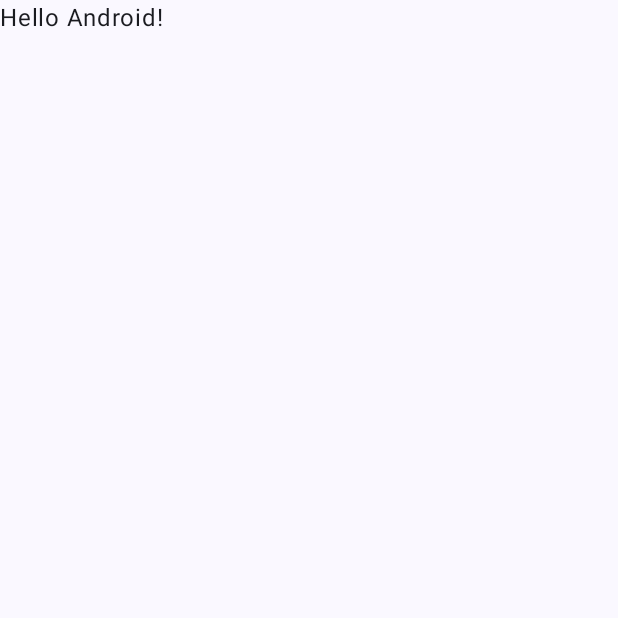
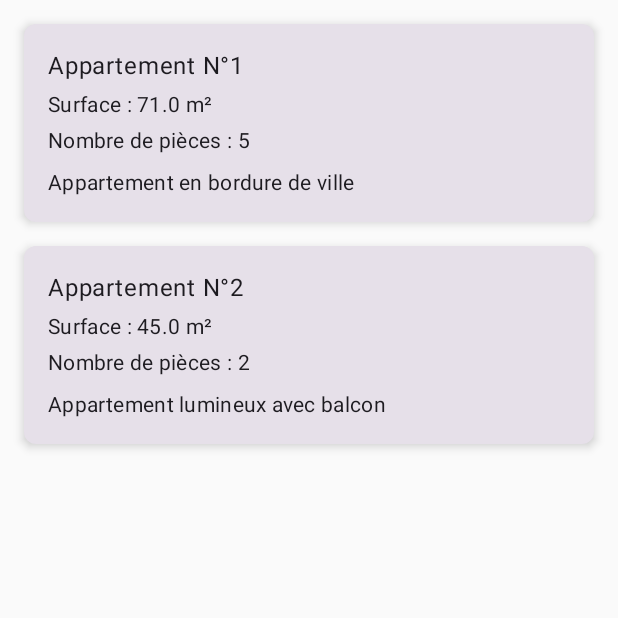
Before and after one commit to Skrylleur/Azurimmo, an Android app built with Jetpack Compose: the screen it shows after launch (MainActivity), on a phone screen of 412 x 824 dp, the top half of it. Before the commit the part shown is almost empty. Run offline under Robolectric (Android 15) with nearby library versions, the phone set to English and light mode, and no system bars.

Commit message:
Ajout de l'US Lister les appartements

```diff
--- a/app/src/main/java/bts/sio/azurimmo/MainActivity.kt
+++ b/app/src/main/java/bts/sio/azurimmo/MainActivity.kt
@@ -1,5 +1,6 @@
 package bts.sio.azurimmo
 
+import BatimentList
 import android.os.Bundle
 import androidx.activity.ComponentActivity
 import androidx.activity.compose.setContent
@@ -12,36 +13,24 @@ import androidx.compose.runtime.Composable
 import androidx.compose.ui.Modifier
 import androidx.compose.ui.tooling.preview.Preview
 import bts.sio.azurimmo.ui.theme.AzurimmoTheme
+import bts.sio.azurimmo.views.appartement.AppartementList
 
 class MainActivity : ComponentActivity() {
     override fun onCreate(savedInstanceState: Bundle?) {
         super.onCreate(savedInstanceState)
-        enableEdgeToEdge()
         setContent {
-            AzurimmoTheme {
-                Scaffold(modifier = Modifier.fillMaxSize()) { innerPadding ->
-                    Greeting(
-                        name = "Android",
-                        modifier = Modifier.padding(innerPadding)
-                    )
-                }
-            }
+// Appel de la fonction BatimentList
+            //BatimentList()
+//Appel de la fonction AppartementList
+            AppartementList()
         }
     }
 }
 
-@Composable
-fun Greeting(name: String, modifier: Modifier = Modifier) {
-    Text(
-        text = "Hello $name!",
-        modifier = modifier
-    )
-}
-
+// Fonction pour prévisualiser l'interface
 @Preview(showBackground = true)
 @Composable
-fun GreetingPreview() {
-    AzurimmoTheme {
-        Greeting("Android")
-    }
+fun PreviewBatimentList() {
+    //BatimentList()
+    AppartementList()
 }
--- /dev/null
+++ b/app/src/main/java/bts/sio/azurimmo/model/Appartement.kt
@@ -0,0 +1,9 @@
+package bts.sio.azurimmo.model
+
+data class Appartement(
+    val id: Int,
+    val numero: Int,
+    val surface: Double,
+    val nbrePieces: Int,
+    val description: String
+)
--- /dev/null
+++ b/app/src/main/java/bts/sio/azurimmo/views/appartement/AppartementCard.kt
@@ -0,0 +1,56 @@
+package bts.sio.azurimmo.views.appartement
+
+import androidx.compose.foundation.layout.Column
+import androidx.compose.foundation.layout.fillMaxWidth
+import androidx.compose.foundation.layout.padding
+import androidx.compose.foundation.shape.RoundedCornerShape
+import androidx.compose.material3.Card
+import androidx.compose.material3.CardDefaults
+import androidx.compose.material3.MaterialTheme
+import androidx.compose.material3.Text
+import androidx.compose.runtime.Composable
+import androidx.compose.ui.Modifier
+import androidx.compose.ui.unit.dp
+import bts.sio.azurimmo.model.Appartement
+
+@Composable
+fun AppartementCard(appartement: Appartement) {
+    Card(
+        modifier = Modifier
+            .fillMaxWidth()
+            .padding(8.dp),
+        elevation = CardDefaults.elevatedCardElevation(defaultElevation = 4.dp),
+        shape = RoundedCornerShape(8.dp)
+    ) {
+        Column(
+            modifier = Modifier.padding(16.dp)
+        ) {
+            // Affiche le numéro d'appartement
+            Text(
+                text = "Appartement N°${appartement.numero}",
+                style = MaterialTheme.typography.bodyLarge
+            )
+
+            // Affiche la surface
+            Text(
+                text = "Surface : ${appartement.surface} m²",
+                style = MaterialTheme.typography.bodyMedium,
+                modifier = Modifier.padding(top = 4.dp)
+            )
+
+            // Affiche le nombre de pièces
+            Text(
+                text = "Nombre de pièces : ${appartement.nbrePieces}",
+                style = MaterialTheme.typography.bodyMedium,
+                modifier = Modifier.padding(top = 4.dp)
+            )
+
+            // Affiche la description
+            Text(
+                text = appartement.description,
+                style = MaterialTheme.typography.bodyMedium,
+                modifier = Modifier.padding(top = 8.dp)
+            )
+        }
+    }
+}
--- /dev/null
+++ b/app/src/main/java/bts/sio/azurimmo/views/appartement/AppartementList.kt
@@ -0,0 +1,33 @@
+package bts.sio.azurimmo.views.appartement
+
+import AppartementViewModel
+import androidx.compose.foundation.layout.padding
+import androidx.compose.runtime.Composable
+import androidx.compose.ui.Modifier
+import androidx.compose.ui.unit.dp
+import androidx.lifecycle.viewmodel.compose.viewModel
+import androidx.compose.foundation.lazy.items
+import androidx.compose.foundation.lazy.LazyColumn
+import bts.sio.azurimmo.model.Appartement
+
+
+// Fonction Composable pour afficher la liste des bâtiments
+@Composable
+fun AppartementList() {
+// Récupérer le ViewModel dans le composable avec viewModel()
+    val viewModel: AppartementViewModel = viewModel()
+// Observer les données des bâtiments via le ViewModel
+    val appartements = viewModel.appartements.value
+    LazyColumn(
+        modifier = Modifier.padding(8.dp)
+    ) {
+        items(appartements) { appartement ->
+            AppartementCard(appartement = appartement)
+        }
+    }
+}
+
+
+fun items(appartements: List<Appartement>, any: @Composable Any) {
+    TODO("Not yet implemented")
+}
--- /dev/null
+++ b/app/src/main/java/bts/sio/azurimmo/viewsmodel/AppartementViewModel.kt
@@ -0,0 +1,41 @@
+import androidx.compose.runtime.State
+import androidx.compose.runtime.mutableStateOf
+import androidx.lifecycle.ViewModel
+import androidx.lifecycle.viewModelScope
+import bts.sio.azurimmo.model.Appartement
+import kotlinx.coroutines.launch
+
+// ViewModel pour gérer les données des appartements
+class AppartementViewModel : ViewModel() {
+
+    // Liste mutable des appartements
+    private val _appartements = mutableStateOf(emptyList<Appartement>())
+    val appartements: State<List<Appartement>> = _appartements
+
+    init {
+        // Charger les données initiales
+        getAppartements()
+    }
+
+    // Fonction pour simuler le chargement des appartements
+    private fun getAppartements() {
+        viewModelScope.launch {
+            _appartements.value = listOf(
+                Appartement(
+                    id = 1,
+                    numero = 1,
+                    surface = 71.00,
+                    nbrePieces = 5,
+                    description = "Appartement en bordure de ville"
+                ),
+                Appartement(
+                    id = 2,
+                    numero = 2,
+                    surface = 45.00,
+                    nbrePieces = 2,
+                    description = "Appartement lumineux avec balcon"
+                )
+            )
+        }
+    }
+}
```
Also changed, not shown: app/build.gradle.kts (+7 -1 lines), app/src/main/java/bts/sio/azurimmo/views/batiment/BatimentCard.kt (added, +30 -0 lines), app/src/main/java/bts/sio/azurimmo/views/batiment/BatimentList.kt (added, +35 -0 lines), app/src/main/java/bts/sio/azurimmo/viewsmodel/BatimentViewModel.kt (added, +26 -0 lines), gradle/libs.versions.toml (+8 -0 lines).
